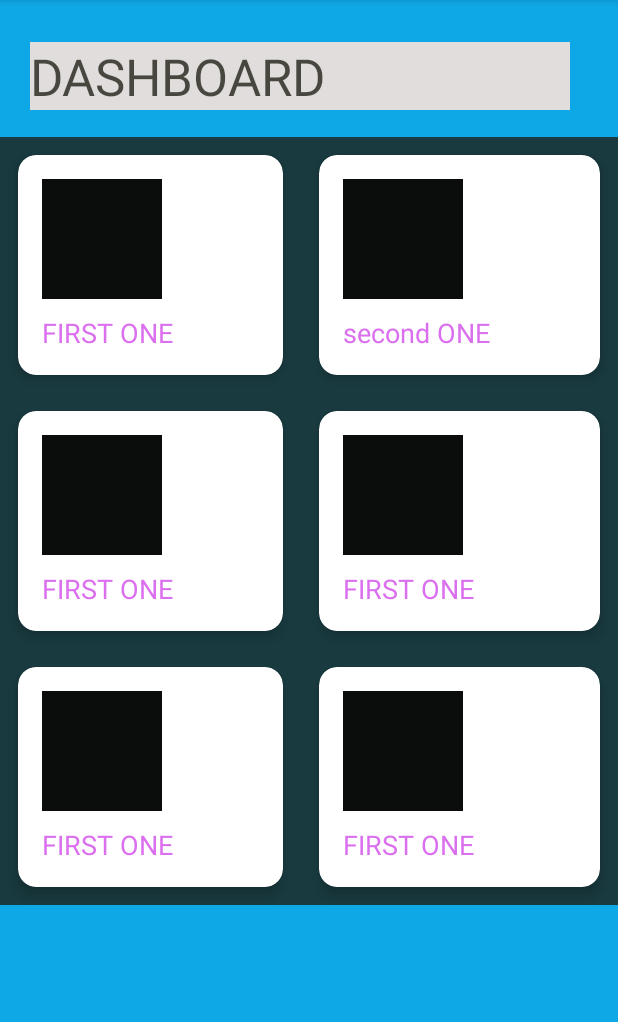
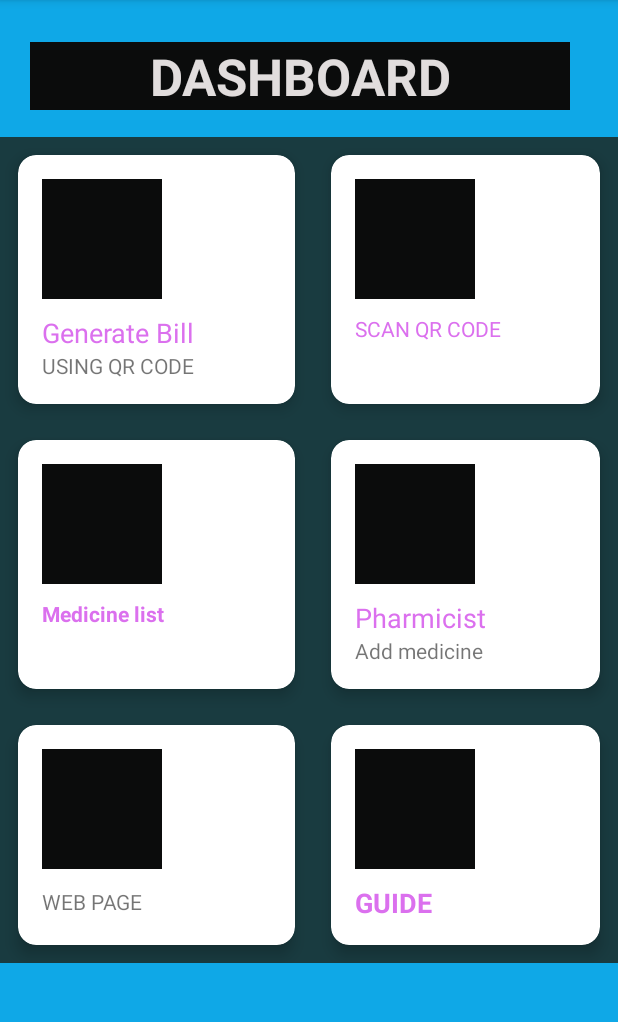
Before and after one commit to AakankshaKamal/Medicalshopmanagemt, an Android app: the Dashboard screen opened directly, with no data from a screen before it, on a phone screen of 412 x 824 dp, the part 84-1106 px from its top. Run offline under Robolectric (Android 15) with nearby library versions, the phone set to English and light mode, and no system bars.

Commit message:
some_changes

```diff
--- a/app/src/main/java/com/example/medicalshopmanagemt/Dashboard.java
+++ b/app/src/main/java/com/example/medicalshopmanagemt/Dashboard.java
@@ -6,6 +6,7 @@ import androidx.cardview.widget.CardView;
 import android.content.Intent;
 import android.os.Bundle;
 import android.view.View;
+import android.webkit.WebView;
 import android.widget.Toast;
 
 public class Dashboard extends AppCompatActivity implements View.OnClickListener {
@@ -15,7 +16,7 @@ private CardView f1,s2;
         super.onCreate(savedInstanceState);
         setContentView(R.layout.activity_dashboard);
     f1=findViewById(R.id.first_one);
-    s2=findViewById(R.id.secondone);
+    s2=findViewById(R.id.webpage);
     f1.setOnClickListener(this);
         s2.setOnClickListener(this);
 
@@ -30,7 +31,8 @@ private CardView f1,s2;
                 Toast.makeText(Dashboard.this,"CLICKED ON FIRST ",Toast.LENGTH_SHORT).show();
                 startActivity(new Intent(Dashboard.this,QRgenerator.class));
                 break;
-            case R.id.secondone:
+            case R.id.webpage:
+                startActivity(new Intent(Dashboard.this,WEbone.class));
                 Toast.makeText(Dashboard.this,"CLICKED ON Second ",Toast.LENGTH_SHORT).show();
                 break;
         }
--- a/app/src/main/res/layout/activity_dashboard.xml
+++ b/app/src/main/res/layout/activity_dashboard.xml
@@ -2,6 +2,7 @@
 <ScrollView xmlns:android="http://schemas.android.com/apk/res/android"
     xmlns:app="http://schemas.android.com/apk/res-auto"
     xmlns:tools="http://schemas.android.com/tools"
+    android:orientation="vertical"
     android:layout_width="match_parent"
     android:layout_height="match_parent"
 
@@ -9,8 +10,8 @@
     tools:context=".Dashboard">
     <LinearLayout
         android:orientation="vertical"
-        android:layout_width="match_parent"
-        android:layout_height="match_parent">
+        android:layout_width="wrap_content"
+        android:layout_height="wrap_content">
         <RelativeLayout
             android:layout_marginRight="32dp"
             android:layout_marginTop="28dp"
@@ -21,9 +22,11 @@
                 android:layout_width="match_parent"
                 android:layout_height="wrap_content"
                 android:text="DASHBOARD"
+android:textAlignment="center"
+                android:textStyle="bold"
 
-                android:background="@color/colorTransparentWhite"
-                android:textColor="@color/backgroundYellow"
+                android:background="@color/Black"
+                android:textColor="@color/colorTransparentWhite"
                 android:textSize="34dp" />
         </RelativeLayout>
         <GridLayout
@@ -61,15 +64,84 @@ android:layout_width="wrap_content"
                     android:layout_marginTop="10dp"
                     android:textColor="@color/purple"
                     android:textSize="18sp"
-                    android:text="FIRST ONE"
+                    android:text="Generate Bill"
                     android:layout_width="wrap_content"
                     android:layout_height="wrap_content"/>
+                <TextView
+                    android:layout_width="wrap_content"
+                    android:layout_height="wrap_content"
+                    android:text="USING QR CODE"/>
 
 
             </LinearLayout>
         </androidx.cardview.widget.CardView>
             <androidx.cardview.widget.CardView
-                android:id="@+id/secondone"
+                android:id="@+id/scanqrcode"
+                android:layout_width="wrap_content"
+                android:layout_height="wrap_content"
+                android:layout_columnWeight="1"
+                android:layout_rowWeight="1"
+                app:cardElevation="6dp"
+                app:cardCornerRadius="12dp"
+                android:layout_margin="12dp"
+
+                >
+                <LinearLayout
+                    android:orientation="vertical"
+                    android:padding="16dp"
+                    android:layout_width="match_parent"
+                    android:layout_height="match_parent"
+                    >
+                    <ImageView
+                        android:src="@color/Black"
+                        android:layout_width="80dp"
+                        android:layout_height="80dp"/>
+                    <TextView
+                        android:layout_marginTop="10dp"
+                        android:textColor="@color/purple"
+                        android:textSize="14sp"
+                        android:text="SCAN QR CODE"
+                        android:layout_width="wrap_content"
+                        android:layout_height="wrap_content"/>
+
+
+                </LinearLayout>
+            </androidx.cardview.widget.CardView>
+
+            <androidx.cardview.widget.CardView
+                android:id="@+id/medicinelist"
+                android:layout_width="wrap_content"
+                android:layout_height="wrap_content"
+                android:layout_columnWeight="1"
+                android:layout_rowWeight="1"
+                app:cardElevation="6dp"
+                app:cardCornerRadius="12dp"
+                android:layout_margin="12dp"
+
+                >
+                <LinearLayout
+                    android:orientation="vertical"
+                    android:padding="16dp"
+                    android:layout_width="match_parent"
+                    android:layout_height="match_parent"
+                    >
+                    <ImageView
+                        android:src="@color/Black"
+                        android:layout_width="80dp"
+                        android:layout_height="80dp"/>
+                    <TextView
+                        android:layout_marginTop="10dp"
+                        android:textColor="@color/purple"
+                        android:text="Medicine list"
+                        android:textStyle="bold"
+                        android:layout_width="wrap_content"
+                        android:layout_height="wrap_content"/>
+
+
+                </LinearLayout>
+            </androidx.cardview.widget.CardView>
+            <androidx.cardview.widget.CardView
+                android:id="@+id/add_medicine"
                 android:layout_width="wrap_content"
                 android:layout_height="wrap_content"
                 android:layout_columnWeight="1"
@@ -93,15 +165,48 @@ android:layout_width="wrap_content"
                         android:layout_marginTop="10dp"
                         android:textColor="@color/purple"
                         android:textSize="18sp"
-                        android:text="second ONE"
+                        android:text="Pharmicist"
                         android:layout_width="wrap_content"
                         android:layout_height="wrap_content"/>
+<TextView
+    android:layout_width="wrap_content"
+    android:layout_height="wrap_content"
+    android:text="Add medicine"/>
+
+                </LinearLayout>
+            </androidx.cardview.widget.CardView>
+            <androidx.cardview.widget.CardView
+                android:id="@+id/webpage"
+                android:layout_width="wrap_content"
+                android:layout_height="wrap_content"
+                android:layout_columnWeight="1"
+                android:layout_rowWeight="1"
+                app:cardElevation="6dp"
+                app:cardCornerRadius="12dp"
+                android:layout_margin="12dp"
+
+                >
+                <LinearLayout
+                    android:orientation="vertical"
+                    android:padding="16dp"
+                    android:layout_width="match_parent"
+                    android:layout_height="match_parent"
+                    >
+                    <ImageView
+                        android:src="@color/Black"
+                        android:layout_width="80dp"
+                        android:layout_height="80dp"/>
+                    <TextView
+                       android:layout_marginTop="12dp"
+                        android:layout_width="wrap_content"
+                        android:layout_height="wrap_content"
+                        android:text="WEB PAGE"/>
 
 
                 </LinearLayout>
             </androidx.cardview.widget.CardView>
-
             <androidx.cardview.widget.CardView
+                android:id="@+id/guide"
                 android:layout_width="wrap_content"
                 android:layout_height="wrap_content"
                 android:layout_columnWeight="1"
@@ -125,100 +230,8 @@ android:layout_width="wrap_content"
                         android:layout_marginTop="10dp"
                         android:textColor="@color/purple"
                         android:textSize="18sp"
-                        android:text="FIRST ONE"
-                        android:layout_width="wrap_content"
-                        android:layout_height="wrap_content"/>
-
-
-                </LinearLayout>
-            </androidx.cardview.widget.CardView>
-            <androidx.cardview.widget.CardView
-                android:layout_width="wrap_content"
-                android:layout_height="wrap_content"
-                android:layout_columnWeight="1"
-                android:layout_rowWeight="1"
-                app:cardElevation="6dp"
-                app:cardCornerRadius="12dp"
-                android:layout_margin="12dp"
-
-                >
-                <LinearLayout
-                    android:orientation="vertical"
-                    android:padding="16dp"
-                    android:layout_width="match_parent"
-                    android:layout_height="match_parent"
-                    >
-                    <ImageView
-                        android:src="@color/Black"
-                        android:layout_width="80dp"
-                        android:layout_height="80dp"/>
-                    <TextView
-                        android:layout_marginTop="10dp"
-                        android:textColor="@color/purple"
-                        android:textSize="18sp"
-                        android:text="FIRST ONE"
-                        android:layout_width="wrap_content"
-                        android:layout_height="wrap_content"/>
-
-
-                </LinearLayout>
-            </androidx.cardview.widget.CardView>
-            <androidx.cardview.widget.CardView
-                android:layout_width="wrap_content"
-                android:layout_height="wrap_content"
-                android:layout_columnWeight="1"
-                android:layout_rowWeight="1"
-                app:cardElevation="6dp"
-                app:cardCornerRadius="12dp"
-                android:layout_margin="12dp"
-
-                >
-                <LinearLayout
-                    android:orientation="vertical"
-                    android:padding="16dp"
-                    android:layout_width="match_parent"
-                    android:layout_height="match_parent"
-                    >
-                    <ImageView
-                        android:src="@color/Black"
-                        android:layout_width="80dp"
-                        android:layout_height="80dp"/>
-                    <TextView
-                        android:layout_marginTop="10dp"
-                        android:textColor="@color/purple"
-                        android:textSize="18sp"
-                        android:text="FIRST ONE"
-                        android:layout_width="wrap_content"
-                        android:layout_height="wrap_content"/>
-
-
-                </LinearLayout>
-            </androidx.cardview.widget.CardView>
-            <androidx.cardview.widget.CardView
-                android:layout_width="wrap_content"
-                android:layout_height="wrap_content"
-                android:layout_columnWeight="1"
-                android:layout_rowWeight="1"
-                app:cardElevation="6dp"
-                app:cardCornerRadius="12dp"
-                android:layout_margin="12dp"
-
-                >
-                <LinearLayout
-                    android:orientation="vertical"
-                    android:padding="16dp"
-                    android:layout_width="match_parent"
-                    android:layout_height="match_parent"
-                    >
-                    <ImageView
-                        android:src="@color/Black"
-                        android:layout_width="80dp"
-                        android:layout_height="80dp"/>
-                    <TextView
-                        android:layout_marginTop="10dp"
-                        android:textColor="@color/purple"
-                        android:textSize="18sp"
-                        android:text="FIRST ONE"
+                        android:text="GUIDE"
+                        android:textStyle="bold"
                         android:layout_width="wrap_content"
                         android:layout_height="wrap_content"/>
 
--- a/app/src/main/res/layout/activity_qrgenerator.xml
+++ b/app/src/main/res/layout/activity_qrgenerator.xml
@@ -47,6 +47,7 @@
         android:layout_height="wrap_content"
         android:layout_marginTop="24dp"
         android:text="Send"
+
         app:layout_constraintBottom_toBottomOf="parent"
         app:layout_constraintEnd_toEndOf="parent"
         app:layout_constraintHorizontal_bias="0.498"
--- a/app/src/main/res/layout/activity_user_profile.xml
+++ b/app/src/main/res/layout/activity_user_profile.xml
@@ -157,6 +157,7 @@
 
 
 
+
                     <EditText
                         android:textSize="22dp"
                         android:id="@+id/edit_address"
```
Also changed, not shown: app/src/main/AndroidManifest.xml (+8 -16 lines), app/src/main/java/com/example/medicalshopmanagemt/QRgenerator.java (+64 -89 lines), app/src/main/java/com/example/medicalshopmanagemt/WEbone.java (added, +20 -0 lines), app/src/main/res/layout/activity_webone.xml (added, +14 -0 lines).
